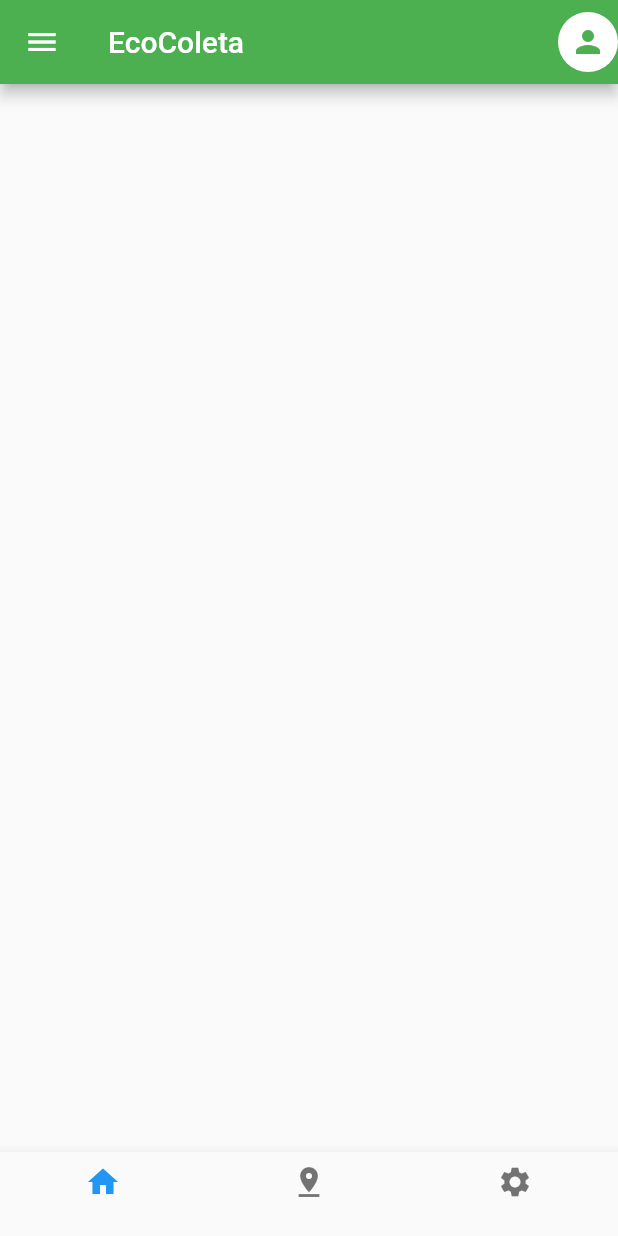
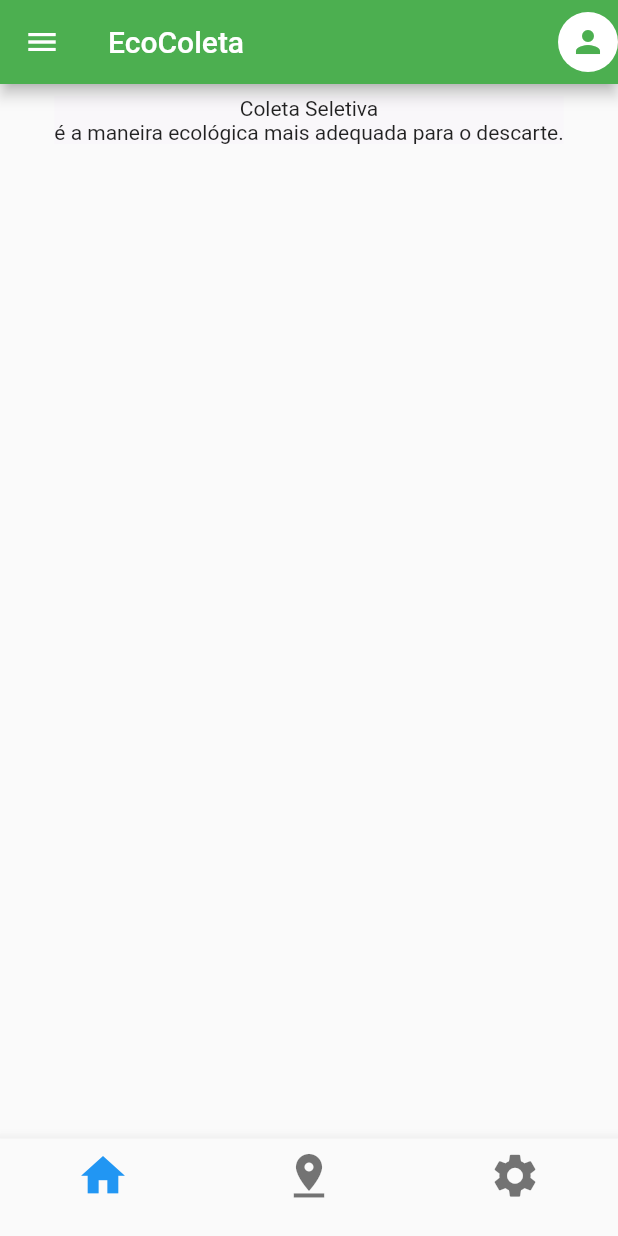
Before and after one commit to giovaneneves7/EcoColeta__MobileApp__, a Flutter app: the MoradorHomePage screen opened directly, on a phone screen of 412 x 824 dp. Run offline on Flutter 3.47's test engine with Material 2 defaults, Android fonts, the phone set to English and light mode, and no system bars.

Commit message:
Edita estilo da página Editado aspectos visuais e adicionadas bases para serem melhoradas no futuro.

```diff
--- a/lib/pages/morador/morador_home_page.dart
+++ b/lib/pages/morador/morador_home_page.dart
@@ -16,12 +16,10 @@ class _MoradorHomePageState extends State<MoradorHomePage> {
   int _currentPage = 0;
   late PageController pageController;
 
-  setCurrentPage(page){
-
+  setCurrentPage(page) {
     setState(() {
       _currentPage = page;
     });
-
   }
 
   @override
@@ -66,13 +64,16 @@ class _MoradorHomePageState extends State<MoradorHomePage> {
         bottomNavigationBar: BottomNavigationBar(
           currentIndex: _currentPage,
           items: const [
-            BottomNavigationBarItem(icon: Icon(Icons.home), label: ""),
-            BottomNavigationBarItem(icon: Icon(Icons.pin_drop), label: ""),
-            BottomNavigationBarItem(icon: Icon(Icons.settings), label: ""),
+            BottomNavigationBarItem(
+              icon: Icon(Icons.home, size: 35.0,), label: "",),
+            BottomNavigationBarItem(
+              icon: Icon(Icons.pin_drop, size: 35.0,), label: "",),
+            BottomNavigationBarItem(
+              icon: Icon(Icons.settings, size: 35.0,), label: "",),
           ],
           onTap: (page) {
             pageController.animateToPage(page,
-                duration: const Duration(milliseconds: 400), curve: Curves.ease,);
+              duration: const Duration(milliseconds: 400), curve: Curves.ease,);
           },
         ),
       ),
--- a/lib/pages/morador/morador_inicial_page.dart
+++ b/lib/pages/morador/morador_inicial_page.dart
@@ -10,12 +10,22 @@ class MoradorInicialPage extends StatefulWidget {
 class _MoradorInicialPageState extends State<MoradorInicialPage> {
   @override
   Widget build(BuildContext context) {
-    return const SafeArea(
+    return SafeArea(
       child: Scaffold(
         body: Center(
           child: Padding(
             padding: const EdgeInsets.all(8.0),
-            child: Column(children: []),
+            child: Column(children: [
+              Container(
+                color: const Color(0xFF03860AFF),
+                child: Column(
+                  children: const [
+                    Text("Coleta Seletiva"),
+                    Text("é a maneira ecológica mais adequada para o descarte.")
+                  ],
+                ),
+              ),
+            ]),
           ),
         ),
       ),
```
